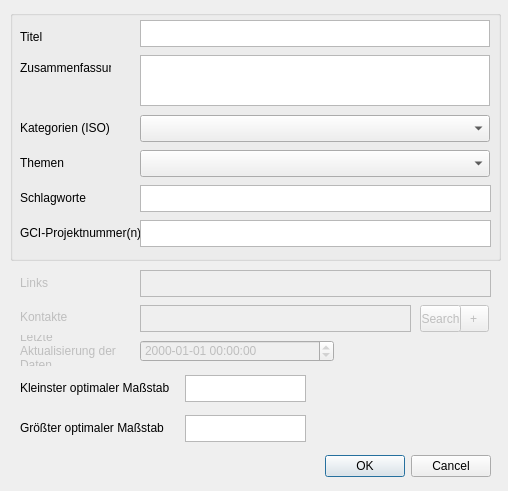
Qt form pg_metadata/resources/ui/edit_metadata_dialog.ui (effjot/qgis-pgmetadata-plugin) before a commit.
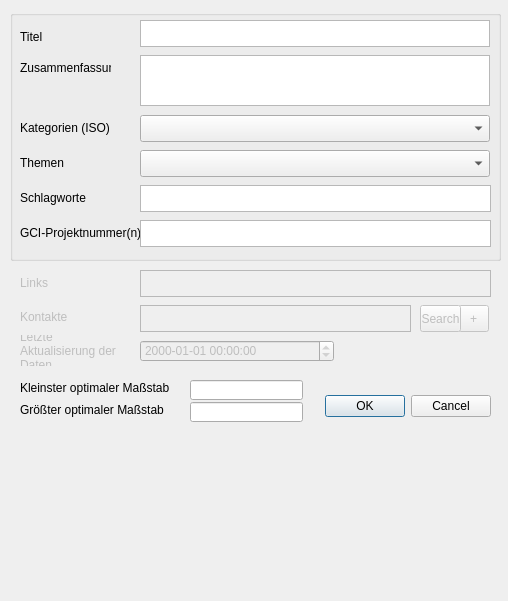
The same form after that commit. Custom widgets are drawn as their Qt base class.

Commit message: textbox for optimal scale accepts empty input

The edit to the form file:
```diff
--- a/pg_metadata/resources/ui/edit_metadata_dialog.ui
+++ b/pg_metadata/resources/ui/edit_metadata_dialog.ui
@@ -7,7 +7,7 @@
     <x>0</x>
     <y>0</y>
     <width>508</width>
-    <height>491</height>
+    <height>601</height>
    </rect>
   </property>
   <property name="windowTitle">
@@ -17,7 +17,7 @@
    <property name="geometry">
     <rect>
      <x>320</x>
-     <y>450</y>
+     <y>390</y>
      <width>171</width>
      <height>32</height>
     </rect>
@@ -351,7 +351,7 @@
    <property name="geometry">
     <rect>
      <x>20</x>
-     <y>420</y>
+     <y>402</y>
      <width>161</width>
      <height>16</height>
     </rect>
@@ -360,23 +360,23 @@
     <string>Größter optimaler Maßstab     1 : </string>
    </property>
   </widget>
-  <widget class="QPlainTextEdit" name="textbox_minimum_optimal_scale">
+  <widget class="QLineEdit" name="lineEdit_minimum_optimal_scale">
    <property name="geometry">
     <rect>
-     <x>185</x>
-     <y>375</y>
-     <width>121</width>
-     <height>27</height>
+     <x>190</x>
+     <y>380</y>
+     <width>113</width>
+     <height>20</height>
     </rect>
    </property>
   </widget>
-  <widget class="QPlainTextEdit" name="textbox_maximum_optimal_scale">
+  <widget class="QLineEdit" name="lineEdit_maximum_optimal_scale">
    <property name="geometry">
     <rect>
-     <x>185</x>
-     <y>415</y>
-     <width>121</width>
-     <height>27</height>
+     <x>190</x>
+     <y>402</y>
+     <width>113</width>
+     <height>20</height>
     </rect>
    </property>
   </widget>
```
Left out of the diff: 3 changed lines with no effect on the pictures. The commit also changes 1 other file.
